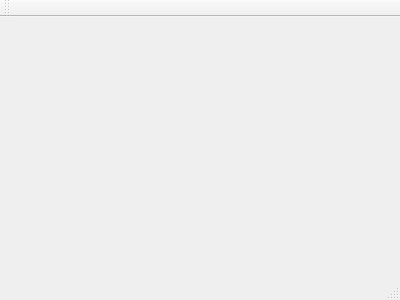
Qt form src/forms/mainwindow.ui (cubemoon/toxscreen) before a commit.
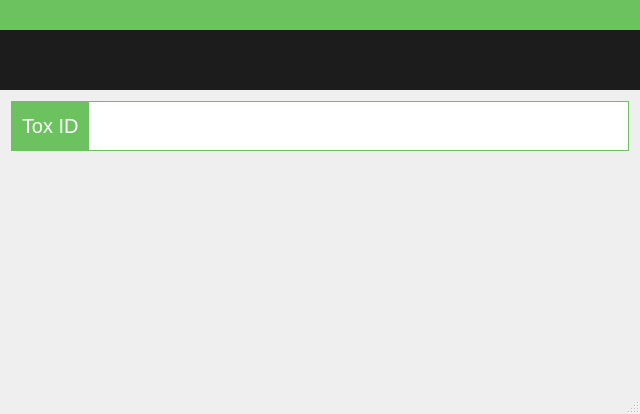
The same form after that commit.

Commit message: Experimenting with ui

Diff of the .ui file:
```diff
--- a/src/forms/mainwindow.ui
+++ b/src/forms/mainwindow.ui
@@ -1,24 +1,240 @@
 <ui version="4.0">
  <class>MainWindow</class>
- <widget class="QMainWindow" name="MainWindow" >
-  <property name="geometry" >
+ <widget class="QMainWindow" name="MainWindow">
+  <property name="geometry">
    <rect>
     <x>0</x>
     <y>0</y>
-    <width>400</width>
-    <height>300</height>
+    <width>640</width>
+    <height>414</height>
    </rect>
   </property>
-  <property name="windowTitle" >
+  <property name="sizePolicy">
+   <sizepolicy hsizetype="Preferred" vsizetype="Preferred">
+    <horstretch>0</horstretch>
+    <verstretch>0</verstretch>
+   </sizepolicy>
+  </property>
+  <property name="windowTitle">
    <string>MainWindow</string>
   </property>
-  <widget class="QMenuBar" name="menuBar" />
-  <widget class="QToolBar" name="mainToolBar" />
-  <widget class="QWidget" name="centralWidget" />
-  <widget class="QStatusBar" name="statusBar" />
+  <property name="layoutDirection">
+   <enum>Qt::LeftToRight</enum>
+  </property>
+  <property name="styleSheet">
+   <string notr="true"/>
+  </property>
+  <property name="documentMode">
+   <bool>false</bool>
+  </property>
+  <widget class="QWidget" name="centralWidget">
+   <property name="sizePolicy">
+    <sizepolicy hsizetype="Preferred" vsizetype="Preferred">
+     <horstretch>0</horstretch>
+     <verstretch>0</verstretch>
+    </sizepolicy>
+   </property>
+   <layout class="QVBoxLayout" name="verticalLayout">
+    <property name="spacing">
+     <number>0</number>
+    </property>
+    <property name="leftMargin">
+     <number>0</number>
+    </property>
+    <property name="topMargin">
+     <number>0</number>
+    </property>
+    <property name="rightMargin">
+     <number>0</number>
+    </property>
+    <property name="bottomMargin">
+     <number>0</number>
+    </property>
+    <item>
+     <widget class="QWidget" name="greenMenuWidget" native="true">
+      <property name="minimumSize">
+       <size>
+        <width>0</width>
+        <height>30</height>
+       </size>
+      </property>
+      <property name="maximumSize">
+       <size>
+        <width>16777215</width>
+        <height>30</height>
+       </size>
+      </property>
+      <property name="baseSize">
+       <size>
+        <width>0</width>
+        <height>0</height>
+       </size>
+      </property>
+      <property name="autoFillBackground">
+       <bool>false</bool>
+      </property>
+      <property name="styleSheet">
+       <string notr="true">background-color: rgb(107, 194, 95);</string>
+      </property>
+     </widget>
+    </item>
+    <item>
+     <widget class="QWidget" name="darkGreyWidget" native="true">
+      <property name="sizePolicy">
+       <sizepolicy hsizetype="Preferred" vsizetype="Preferred">
+        <horstretch>0</horstretch>
+        <verstretch>0</verstretch>
+       </sizepolicy>
+      </property>
+      <property name="minimumSize">
+       <size>
+        <width>0</width>
+        <height>60</height>
+       </size>
+      </property>
+      <property name="maximumSize">
+       <size>
+        <width>16777215</width>
+        <height>60</height>
+       </size>
+      </property>
+      <property name="styleSheet">
+       <string notr="true">background-color: rgb(28, 28, 28);</string>
+      </property>
+     </widget>
+    </item>
+    <item>
+     <widget class="QWidget" name="contentWidget" native="true">
+      <property name="styleSheet">
+       <string notr="true"/>
+      </property>
+      <layout class="QVBoxLayout" name="verticalLayout_2">
+       <item>
+        <widget class="QWidget" name="toxIdWidget" native="true">
+         <property name="minimumSize">
+          <size>
+           <width>0</width>
+           <height>50</height>
+          </size>
+         </property>
+         <property name="maximumSize">
+          <size>
+           <width>16777215</width>
+           <height>50</height>
+          </size>
+         </property>
+         <property name="styleSheet">
+          <string notr="true">background-color: rgb(107, 194, 95);</string>
+         </property>
+         <layout class="QVBoxLayout" name="toxIdBlehLayout">
+          <property name="spacing">
+           <number>0</number>
+          </property>
+          <property name="leftMargin">
+           <number>0</number>
+          </property>
+          <property name="topMargin">
+           <number>0</number>
+          </property>
+          <property name="rightMargin">
+           <number>0</number>
+          </property>
+          <property name="bottomMargin">
+           <number>0</number>
+          </property>
+          <item>
+           <layout class="QHBoxLayout" name="toxIdHorizontalLayout">
+            <property name="spacing">
+             <number>0</number>
+            </property>
+            <property name="leftMargin">
+             <number>1</number>
+            </property>
+            <property name="topMargin">
+             <number>1</number>
+            </property>
+            <property name="rightMargin">
+             <number>1</number>
+            </property>
+            <property name="bottomMargin">
+             <number>1</number>
+            </property>
+            <item>
+             <widget class="QLabel" name="toxIdLabel">
+              <property name="maximumSize">
+               <size>
+                <width>84</width>
+                <height>16777215</height>
+               </size>
+              </property>
+              <property name="styleSheet">
+               <string notr="true">background-color: rgb(107, 194, 95);
+color: rgb(255, 255, 255);
+font-size:20px;
+padding:5px;</string>
+              </property>
+              <property name="text">
+               <string>Tox ID</string>
+              </property>
+             </widget>
+            </item>
+            <item>
+             <widget class="QLineEdit" name="toxIdLineEdit">
+              <property name="sizePolicy">
+               <sizepolicy hsizetype="Expanding" vsizetype="Expanding">
+                <horstretch>0</horstretch>
+                <verstretch>0</verstretch>
+               </sizepolicy>
+              </property>
+              <property name="minimumSize">
+               <size>
+                <width>0</width>
+                <height>0</height>
+               </size>
+              </property>
+              <property name="styleSheet">
+               <string notr="true">border-radius:0px;
+border:solid 2px #000000;
+background-color: rgb(255, 255, 255);</string>
+              </property>
+              <property name="readOnly">
+               <bool>true</bool>
+              </property>
+             </widget>
+            </item>
+           </layout>
+          </item>
+         </layout>
+         <zorder>horizontalLayoutWidget</zorder>
+         <zorder>horizontalLayoutWidget</zorder>
+         <zorder>toxIdLineEdit</zorder>
+         <zorder>horizontalLayoutWidget</zorder>
+        </widget>
+       </item>
+       <item>
+        <widget class="QWidget" name="otherWidget" native="true"/>
+       </item>
+      </layout>
+     </widget>
+    </item>
+   </layout>
+   <zorder>contentWidget</zorder>
+   <zorder>darkGreyWidget</zorder>
+   <zorder>greenMenuWidget</zorder>
+  </widget>
+  <widget class="QMenuBar" name="menuBar">
+   <property name="geometry">
+    <rect>
+     <x>0</x>
+     <y>0</y>
+     <width>640</width>
+     <height>19</height>
+    </rect>
+   </property>
+  </widget>
+  <widget class="QStatusBar" name="statusBar"/>
  </widget>
- <layoutDefault spacing="6" margin="11" />
- <pixmapfunction></pixmapfunction>
+ <layoutdefault spacing="6" margin="11"/>
  <resources/>
  <connections/>
 </ui>
```
Left out of the diff: 1 changed line with no effect on the pictures.
